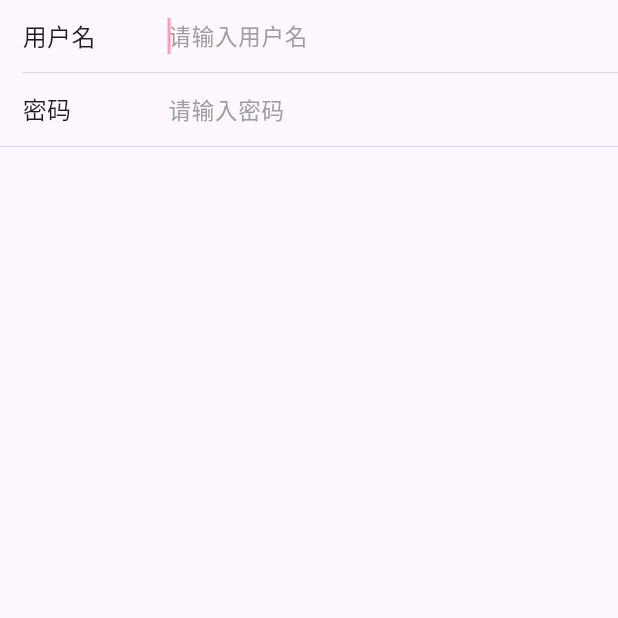
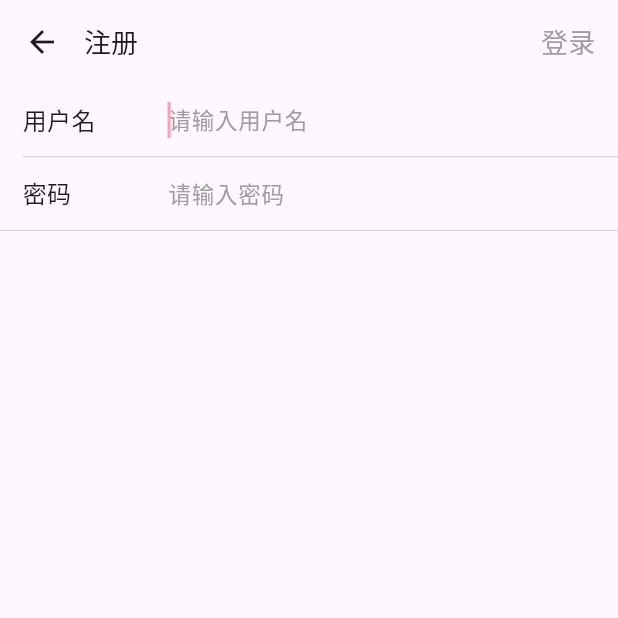
Before and after one commit to BeancurdV/flutter_demo, a Flutter app: the RegistrationPage screen opened directly, on a phone screen of 412 x 824 dp, the top half of it. Run offline on Flutter 3.47's test engine with Material 3 defaults, Android fonts, the phone set to English and light mode, and no system bars; our stand-ins replace dio, shared_preferences; accounts and stored records are empty.

Commit message:
[控件] 增加Appbar

```diff
--- a/lib/main.dart
+++ b/lib/main.dart
@@ -1,4 +1,5 @@
 import 'package:demo001/practice/aaac_runtime_type.dart';
+import 'package:demo001/util/color.dart';
 import 'package:flutter/material.dart';
 
 void main() {
@@ -31,6 +32,7 @@ class MyApp extends StatelessWidget {
         // tested with just a hot reload.
         colorScheme: ColorScheme.fromSeed(seedColor: Colors.deepPurple),
         useMaterial3: true,
+        primaryColor: white,
       ),
       home: const MyHomePage(title: 'Flutter Demo Home Page'),
     );
--- a/lib/pages/registration_page.dart
+++ b/lib/pages/registration_page.dart
@@ -1,4 +1,5 @@
 import 'package:demo001/widgets/LoginInput.dart';
+import 'package:demo001/widgets/app_bar.dart';
 import 'package:flutter/material.dart';
 
 class RegistrationPage extends StatefulWidget {
@@ -12,6 +13,9 @@ class RegistrationState extends State<RegistrationPage> {
   @override
   Widget build(BuildContext context) {
     return Scaffold(
+      appBar: appBar('注册', '登录', () {
+        print('right button click');
+      }),
       body: Container(
         child: ListView(
           // 自适应键盘
--- a/lib/util/color.dart
+++ b/lib/util/color.dart
@@ -4,3 +4,8 @@ const MaterialColor primary = MaterialColor(
   0xffff9db5,
   <int, Color>{50: const Color(0xffff9db5), 70: const Color(0xffff9db5)},
 );
+
+const MaterialColor white = MaterialColor(
+  0xffffff,
+  <int, Color>{50: const Color(0xffffff), 70: const Color(0xffffff)},
+);
--- a/lib/widgets/LoginInput.dart
+++ b/lib/widgets/LoginInput.dart
@@ -75,6 +75,7 @@ class _LoginInputState extends State<LoginInput> {
 
   _input() {
     return Expanded(
+        // zfc 控件检查
         child: TextField(
             focusNode: _focusNode,
             onChanged: widget.onChanged,
--- /dev/null
+++ b/lib/widgets/app_bar.dart
@@ -0,0 +1,32 @@
+import 'package:flutter/material.dart';
+
+appBar(String title, String rightTitle, VoidCallback rightButtonClick) {
+  return AppBar(
+    // zfc 这个控件
+    centerTitle: false,
+    titleSpacing: 0,
+    leading: const BackButton(),
+    title: Text(
+      title,
+      style: const TextStyle(fontSize: 18),
+    ),
+    actions: [
+      InkWell(
+        // zfc 这个控件
+        onTap: rightButtonClick,
+        child: Container(
+          padding: const EdgeInsets.only(left: 15, right: 15),
+          alignment: Alignment.center,
+          child: Text(
+            rightTitle,
+            style: TextStyle(
+              fontSize: 18,
+              color: Colors.grey[500],
+            ),
+            textAlign: TextAlign.center,
+          ),
+        ),
+      )
+    ],
+  );
+}
```
